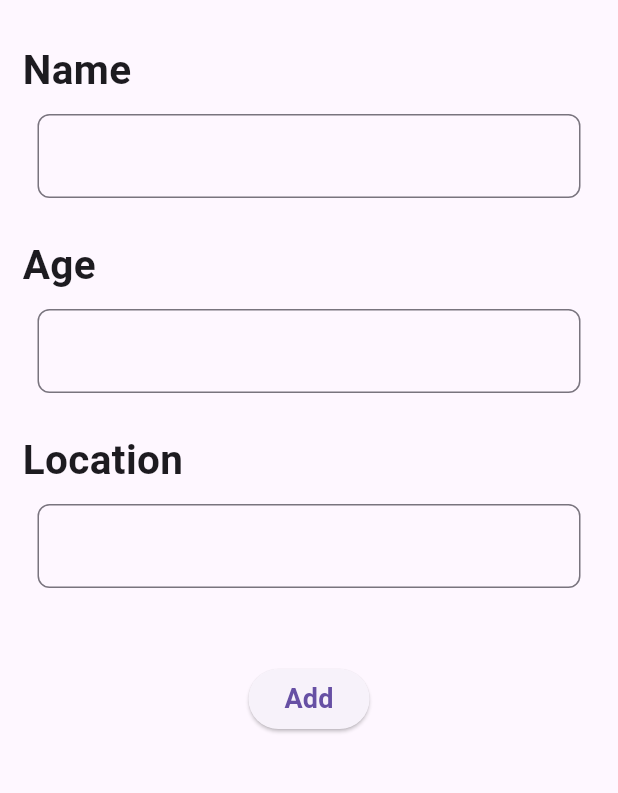
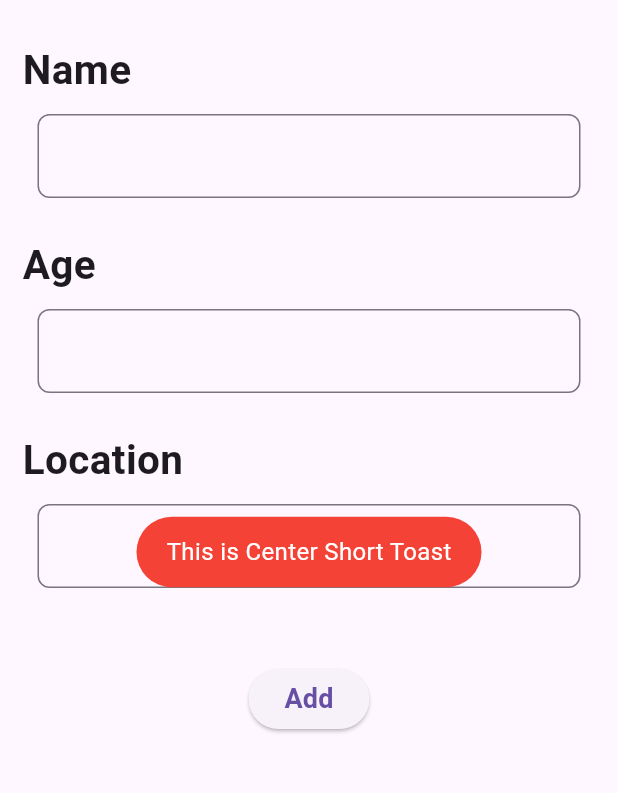
Before and after one commit to Ayushhhshh/Firebase_project, a Flutter app: the EmployeeForm screen opened directly, after a tap on "Add", on a phone screen of 412 x 824 dp, the part 66-859 px from its top. Run offline on Flutter 3.47's test engine with Material 3 defaults, Android fonts, the phone set to English and light mode, and no system bars; our stand-ins replace cloud_firestore, firebase_core, fluttertoast, random_string; accounts and stored records are empty; Roboto replaces fonts that are missing (Lato).

```diff
--- a/lib/pages/employee_form.dart
+++ b/lib/pages/employee_form.dart
@@ -1,4 +1,8 @@
+import 'package:employee_form/service/firebase.dart';
+import 'package:firebase_core/firebase_core.dart';
 import 'package:flutter/material.dart';
+import 'package:fluttertoast/fluttertoast.dart';
+import 'package:random_string/random_string.dart';
 
 class EmployeeForm extends StatefulWidget {
   const EmployeeForm({super.key});
@@ -56,7 +60,27 @@ class _EmployeeFormState extends State<EmployeeForm> {
               ),
             ),
             const SizedBox(height: 40),
-            Center(child: ElevatedButton(onPressed: () {}, child: const Text("Add", style: TextStyle(fontWeight: FontWeight.bold, fontSize: 18),))),
+            Center(child: ElevatedButton(onPressed: () async{
+              String id = randomAlphaNumeric(10);
+              Map<String,dynamic> employeeInfomap = {
+              "Name" : namecontroller.text,
+              "Age" : agecontroller.text,
+              "Location" : locationcontroller.text
+            };
+            await Database ().addEmployeeDetails(employeeInfomap, id).then((value) {
+              Fluttertoast.showToast(
+        msg: "This is Center Short Toast",
+        toastLength: Toast.LENGTH_SHORT,
+        gravity: ToastGravity.CENTER,
+        timeInSecForIosWeb: 1,
+        backgroundColor: Colors.red,
+        textColor: Colors.white,
+        fontSize: 16.0
+    );
+            }
+            );
+            },
+            child: const Text("Add", style: TextStyle(fontWeight: FontWeight.bold, fontSize: 18),))),
           ],
         ),
         ),
--- a/pubspec.yaml
+++ b/pubspec.yaml
@@ -37,6 +37,8 @@ dependencies:
   cupertino_icons: ^1.0.6
   firebase_core: ^2.27.0
   cloud_firestore: ^4.15.8
+  random_string: ^2.3.1
+  fluttertoast: ^8.2.4
 
 dev_dependencies:
   flutter_test:
```
Also changed, not shown: pubspec.lock.
